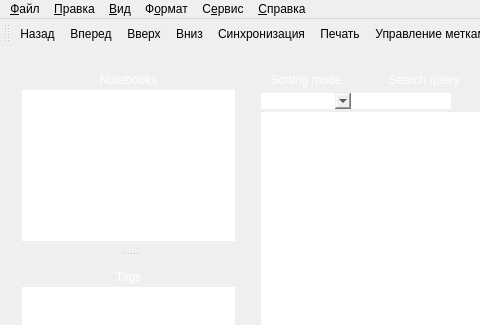
Qt form QuteNote/src/gui/MainWindow.ui (d1vanov/quentier) before a commit; both pictures show x 0 to 480 and y 0 to 325 of the 1167 by 876 pixel window.
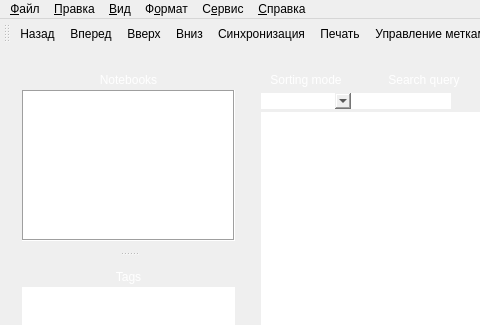
The same form after that commit. Icons and pictures are not drawn. Custom widgets are drawn as their Qt base class.

Commit message: Converted some objects from QTreeView into QTreeWidget.

Patch:
```diff
--- a/QuteNote/src/gui/MainWindow.ui
+++ b/QuteNote/src/gui/MainWindow.ui
@@ -120,25 +120,30 @@
           </widget>
          </item>
          <item>
-          <widget class="QTreeView" name="notebooksTreeView">
+          <widget class="QTreeWidget" name="notebooksTreeWidget">
            <property name="minimumSize">
             <size>
              <width>150</width>
              <height>0</height>
             </size>
            </property>
-           <property name="styleSheet">
-            <string notr="true">border: none</string>
-           </property>
            <property name="frameShape">
             <enum>QFrame::Box</enum>
            </property>
            <property name="rootIsDecorated">
             <bool>true</bool>
            </property>
-           <attribute name="headerStretchLastSection">
-            <bool>true</bool>
+           <attribute name="headerVisible">
+            <bool>false</bool>
            </attribute>
+           <attribute name="headerMinimumSectionSize">
+            <number>1</number>
+           </attribute>
+           <column>
+            <property name="text">
+             <string notr="true">1</string>
+            </property>
+           </column>
           </widget>
          </item>
         </layout>
```
Left out of the diff: 30 changed lines with no effect on the pictures.
